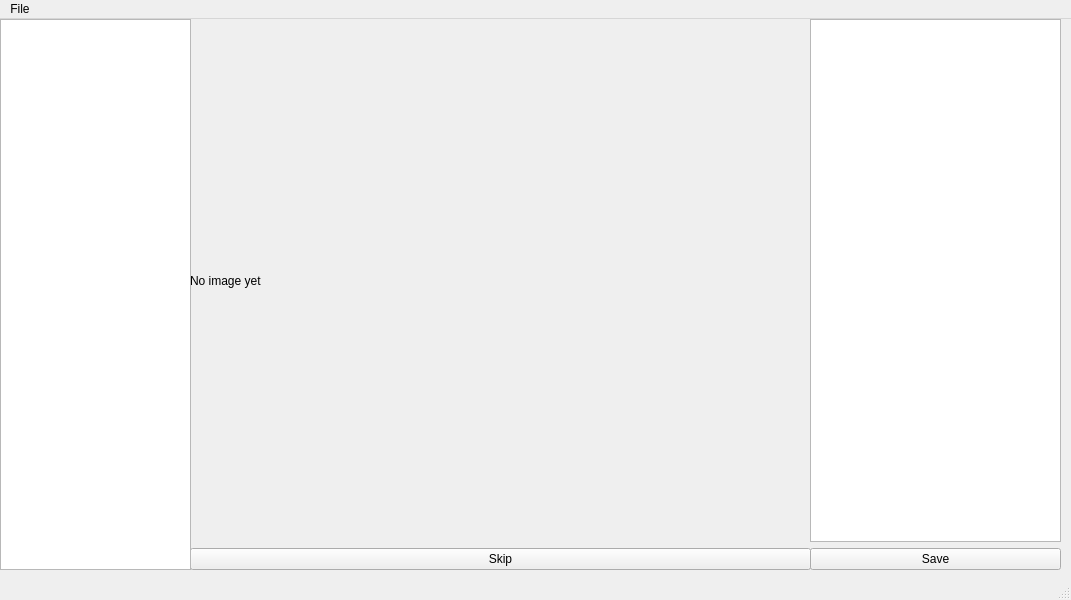
PlathC/VitalRecordAnalyser, file src/DatasetBuilder/MainWindow.ui: the form before one commit.
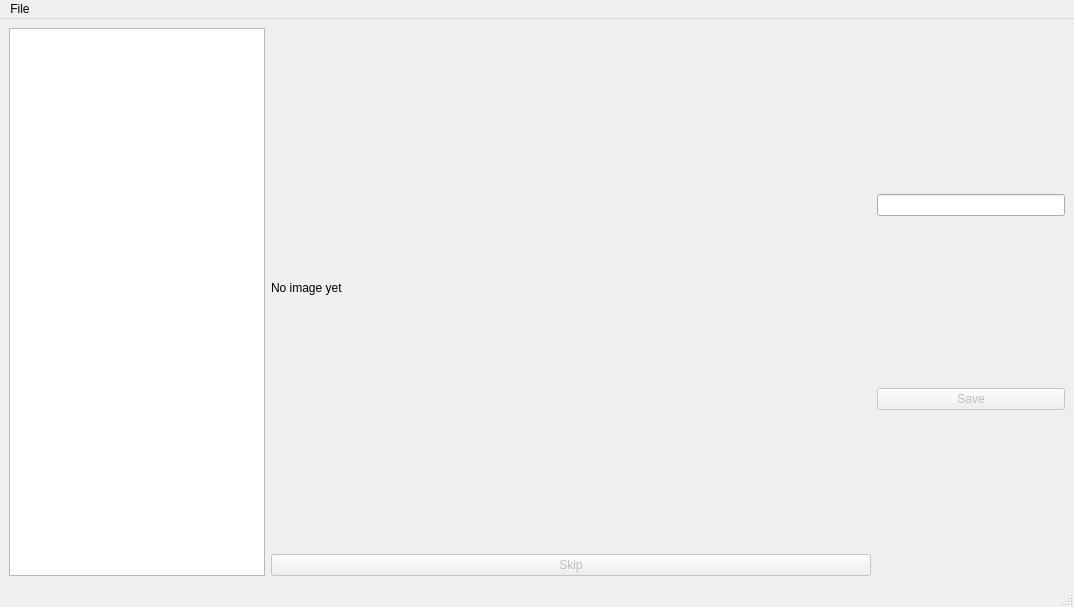
The form after the commit.

What changed in the file:
```diff
--- a/src/DatasetBuilder/MainWindow.ui
+++ b/src/DatasetBuilder/MainWindow.ui
@@ -6,26 +6,29 @@
    <rect>
     <x>0</x>
     <y>0</y>
-    <width>1071</width>
-    <height>600</height>
+    <width>1074</width>
+    <height>607</height>
    </rect>
   </property>
   <property name="windowTitle">
    <string>MainWindow</string>
   </property>
   <widget class="QWidget" name="centralwidget">
-   <widget class="QWidget" name="gridLayoutWidget">
-    <property name="geometry">
-     <rect>
-      <x>190</x>
-      <y>0</y>
-      <width>621</width>
-      <height>551</height>
-     </rect>
-    </property>
+   <layout class="QHBoxLayout" name="horizontalLayout">
+    <item>
+     <layout class="QVBoxLayout" name="verticalLayout">
+      <item>
+       <widget class="QListWidget" name="m_lwRemainingFolders"/>
+      </item>
+     </layout>
+    </item>
+    <item>
     <layout class="QGridLayout" name="gridLayout">
      <item row="2" column="0">
       <widget class="QPushButton" name="m_pbSkip">
+        <property name="enabled">
+         <bool>false</bool>
+        </property>
        <property name="text">
         <string>Skip</string>
        </property>
@@ -33,57 +36,44 @@
      </item>
      <item row="1" column="0">
       <widget class="QLabel" name="m_lblImg">
+        <property name="minimumSize">
+         <size>
+          <width>600</width>
+          <height>0</height>
+         </size>
+        </property>
        <property name="text">
         <string>No image yet</string>
        </property>
       </widget>
      </item>
     </layout>
-   </widget>
-   <widget class="QWidget" name="gridLayoutWidget_2">
-    <property name="geometry">
-     <rect>
-      <x>810</x>
-      <y>0</y>
-      <width>251</width>
-      <height>551</height>
-     </rect>
-    </property>
-    <layout class="QGridLayout" name="gridLayout_2">
+    </item>
+    <item>
+     <layout class="QGridLayout" name="m_laySave">
      <item row="1" column="1">
-      <widget class="QTextEdit" name="m_teImg"/>
-     </item>
-     <item row="2" column="1">
       <widget class="QPushButton" name="m_pbSave">
+        <property name="enabled">
+         <bool>false</bool>
+        </property>
        <property name="text">
         <string>Save</string>
        </property>
       </widget>
      </item>
-    </layout>
-   </widget>
-   <widget class="QWidget" name="verticalLayoutWidget">
-    <property name="geometry">
-     <rect>
-      <x>0</x>
-      <y>0</y>
-      <width>191</width>
-      <height>551</height>
-     </rect>
-    </property>
-    <layout class="QVBoxLayout" name="verticalLayout">
-     <item>
-      <widget class="QListWidget" name="listWidget"/>
-     </item>
-    </layout>
-   </widget>
+      <item row="0" column="1">
+       <widget class="QLineEdit" name="m_leTextImg"/>
+      </item>
+     </layout>
+    </item>
+   </layout>
   </widget>
   <widget class="QMenuBar" name="menubar">
    <property name="geometry">
     <rect>
      <x>0</x>
      <y>0</y>
-     <width>1071</width>
+     <width>1074</width>
      <height>21</height>
     </rect>
    </property>
```
Left out of the diff: 6 changed lines with no effect on the pictures. Lines whose indentation alone changed are shown as unchanged.
